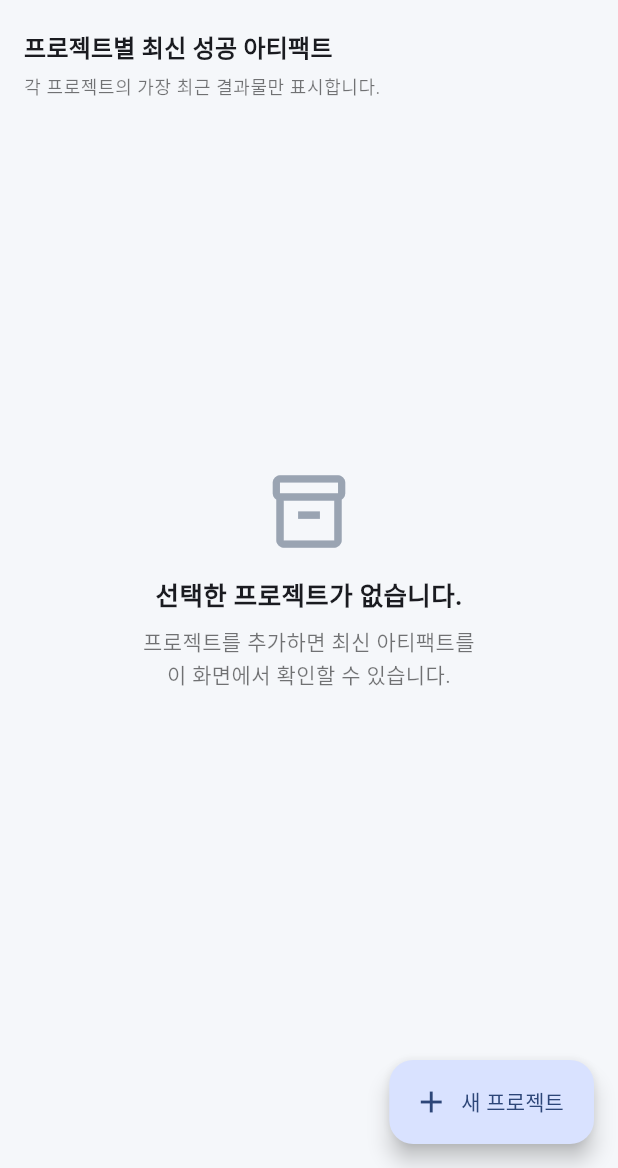
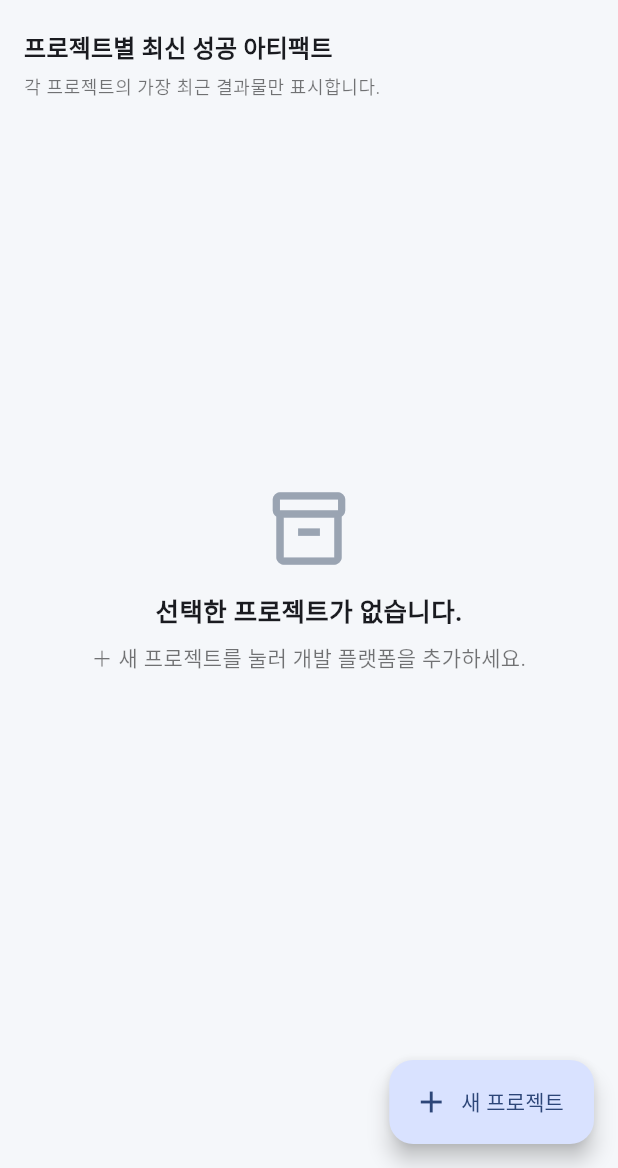
Before and after one commit to ryoobach/My_Latest_Artifacts, a Flutter app: the screen it shows after launch, on a phone screen of 412 x 824 dp, the part 68-1236 px from its top. Run offline on Flutter 3.47's test engine with Material 3 defaults, Android fonts, the phone set to English and light mode, and no system bars; our stand-ins replace flutter_secure_storage, shared_preferences.

Commit message:
Use requested initial empty-state text

```diff
--- a/lib/main.dart
+++ b/lib/main.dart
@@ -517,7 +517,7 @@ class _EmptyState extends StatelessWidget {
         Text('선택한 프로젝트가 없습니다.',
             style: TextStyle(fontSize: 17, fontWeight: FontWeight.w700)),
         SizedBox(height: 7),
-        Text('프로젝트를 추가하면 최신 아티팩트를\n이 화면에서 확인할 수 있습니다.',
+        Text('＋ 새 프로젝트를 눌러 개발 플랫폼을 추가하세요.',
             textAlign: TextAlign.center,
             style: TextStyle(color: Colors.black54, height: 1.5)),
       ],
```
